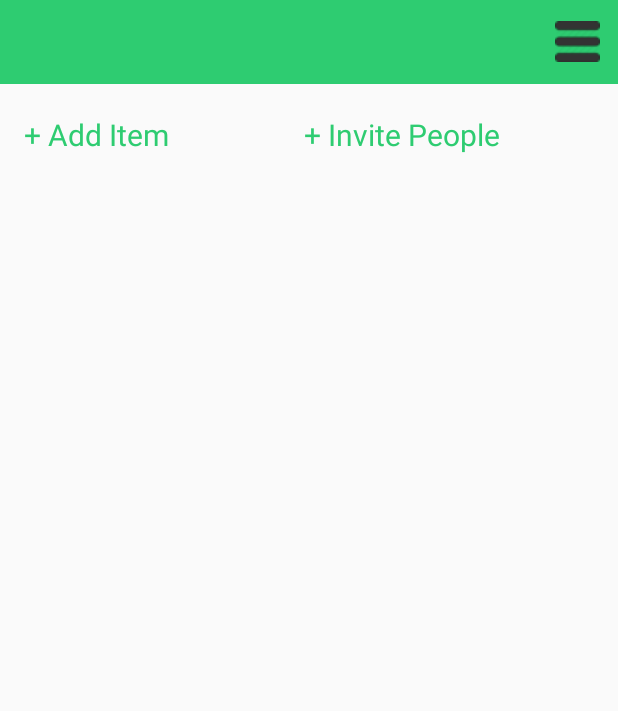
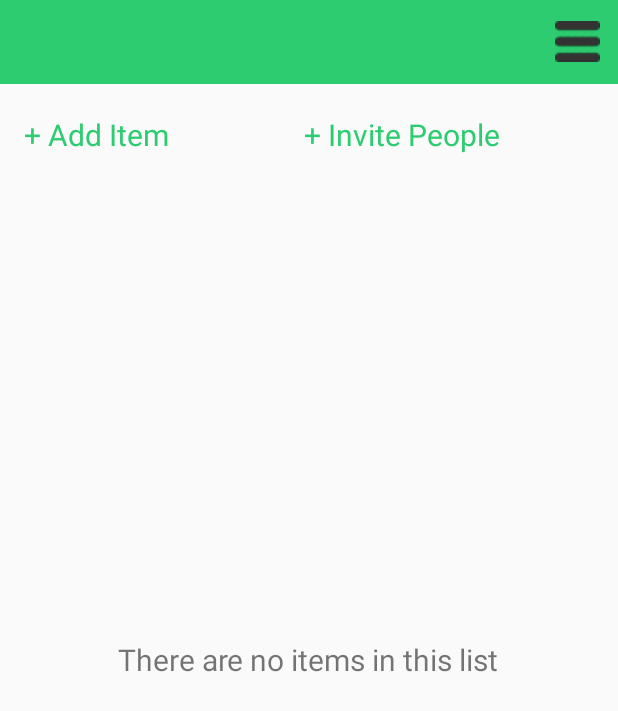
Before and after one commit to kirilhristov91/WordOfMouth, an Android app: the ActivityItemsOfAList screen opened directly, with no data from a screen before it, on a phone screen of 412 x 824 dp. Shown: the top 711 px of the screen. Run offline under Robolectric (Android 15) with nearby library versions, the phone set to English and light mode, and no system bars.

Commit message:
add textview to display that there are no items in that list yet

```diff
--- a/app/src/main/java/com/wordofmouth/Activities/ActivityAbout.java
+++ b/app/src/main/java/com/wordofmouth/Activities/ActivityAbout.java
@@ -18,7 +18,7 @@ public class ActivityAbout extends BaseActivity {
         String about = "Word Of Mouth is a mobile application that allows users to share their interests with each other."
                 + " Here users manage 'shared' lists of interests with people they know and trust."
                 + " Users can create a list with a specific topic like 'Favourite movies'), add items to it and invite people "
-                + "- who they know would like wathcing movies - to manage the list. Each joined user will then be able to add new"
+                + "- who they know would like watching movies - to manage the list. Each joined user will then be able to add new"
                 + " items to the list, rate the existing items and invite more people to join. It is easy, so try it and enjoy!";
         aboutText.setText(about);
     }
--- a/app/src/main/java/com/wordofmouth/Activities/ActivityItemsOfAList.java
+++ b/app/src/main/java/com/wordofmouth/Activities/ActivityItemsOfAList.java
@@ -23,8 +23,7 @@ import java.util.ArrayList;
 
 public class ActivityItemsOfAList extends BaseActivity implements View.OnClickListener{
 
-    TextView addItemText;
-    TextView invitePeople;
+    TextView addItemText, invitePeople, noItemsYet;
     ListView itemsListView;
     ArrayList<Item> items;
     int selectedListId;
@@ -42,6 +41,7 @@ public class ActivityItemsOfAList extends BaseActivity implements View.OnClickLi
         invitePeople = (TextView) findViewById(R.id.invitePeople);
         invitePeople.setOnClickListener(this);
         itemsListView = (ListView) findViewById(R.id.itemsListView);
+        noItemsYet = (TextView) findViewById(R.id.noItemsYet);
 
         // get the sent information from Another activity
         // there is no listID 0 in the database so set 0 as itemimage value
@@ -83,14 +83,17 @@ public class ActivityItemsOfAList extends BaseActivity implements View.OnClickLi
             DBHandler dbHandler = DBHandler.getInstance(this);
             dbHandler.updateHasNewContent(selectedListId, 0);
         }
+        else {
+            noItemsYet.setVisibility(View.INVISIBLE);
+
 
             itemNames = new String[items.size()];
-        for(int i =0; i< items.size();i++){
+            for (int i = 0; i < items.size(); i++) {
                 itemNames[i] = items.get(i).get_name();
             }
 
             StringToBitmapRequests stbr = StringToBitmapRequests.getInstance(this);
-        final ProgressDialog progressDialog = new ProgressDialog(this,R.style.MyTheme);
+            final ProgressDialog progressDialog = new ProgressDialog(this, R.style.MyTheme);
             progressDialog.setCancelable(false);
             progressDialog.setProgressStyle(android.R.style.Widget_ProgressBar_Large);
             progressDialog.show();
@@ -127,6 +130,7 @@ public class ActivityItemsOfAList extends BaseActivity implements View.OnClickLi
                     }
             );
         }
+    }
 
     @Override
     public void onBackPressed() {
--- a/app/src/main/res/layout/activity_items_of_alist_view.xml
+++ b/app/src/main/res/layout/activity_items_of_alist_view.xml
@@ -42,4 +42,13 @@
         android:layout_alignParentStart="true"
         android:layout_marginTop="45dp" />
 
+    <TextView
+        android:layout_width="wrap_content"
+        android:layout_height="wrap_content"
+        android:id="@+id/noItemsYet"
+        android:layout_centerVertical="true"
+        android:layout_centerHorizontal="true"
+        android:text="There are no items in this list"
+        android:textSize="20sp" />
+
 </RelativeLayout>
```
Lines whose indentation alone changed are shown as unchanged.
